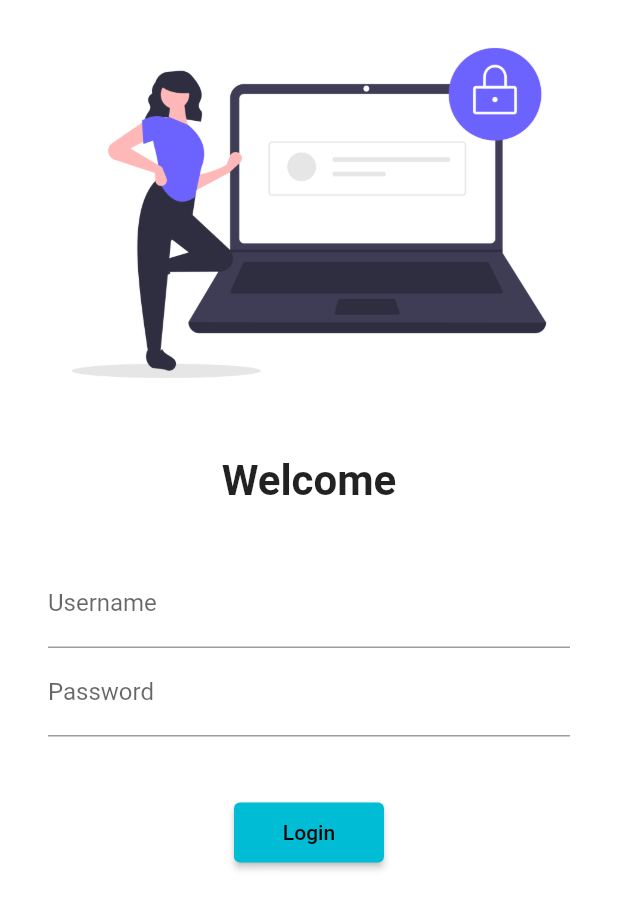
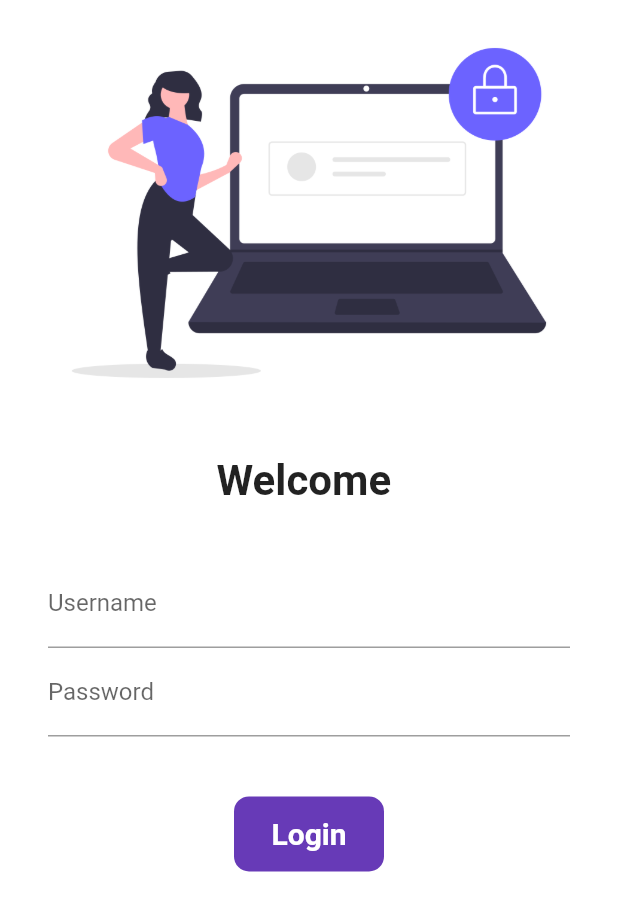
Before and after one commit to kashingupta/flutter, a Flutter app: the screen it shows after launch, on a phone screen of 412 x 824 dp. Shown: the top 911 px of the screen. Run offline on Flutter 3.47's test engine with Material 2 defaults, Android fonts, the phone set to English and light mode, and no system bars.

Commit message:
day6 completed

```diff
--- a/lib/pages/login_page.dart
+++ b/lib/pages/login_page.dart
@@ -2,7 +2,15 @@ import 'package:flutter/material.dart';
 import 'package:flutter/widgets.dart';
 import 'package:flutter_catalog/utils/routes.dart';
 
-class LoginPage extends StatelessWidget {
+class LoginPage extends StatefulWidget {
+  @override
+  State<LoginPage> createState() => _LoginPageState();
+}
+
+class _LoginPageState extends State<LoginPage> {
+  String name = "";
+  bool changeButton = false;
+
   @override
   Widget build(BuildContext context) {
     return Material(
@@ -17,7 +25,8 @@ class LoginPage extends StatelessWidget {
             SizedBox(
               height: 20.0,
             ),
-            Text("Welcome",
+            Text("Welcome $name",
+                // ignore: prefer_const_constructors
                 style: TextStyle(
                   fontSize: 28,
                   fontWeight: FontWeight.bold,
@@ -30,28 +39,67 @@ class LoginPage extends StatelessWidget {
                   const EdgeInsets.symmetric(vertical: 16.0, horizontal: 32.0),
               child: Column(children: [
                 TextFormField(
-                  decoration: InputDecoration(
+                  decoration: const InputDecoration(
                     hintText: "Enter Username",
                     labelText: "Username",
                   ),
+                  onChanged: (value) {
+                    name = value;
+                    setState(() {});
+                  },
                 ),
                 TextFormField(
                   obscureText: true,
-                  decoration: InputDecoration(
+                  decoration: const InputDecoration(
                     hintText: "Enter Password",
                     labelText: "Password",
                   ),
                 ),
-                SizedBox(
+                const SizedBox(
                   height: 40.0,
                 ),
-                ElevatedButton(
-                  onPressed: () {
+
+                InkWell(
+                  onTap: () async {
+                    setState(() {
+                      changeButton = true;
+                    });
+                    await Future.delayed(Duration(seconds: 1));
                     Navigator.pushNamed(context, MyRoutes.homeRoute);
                   },
-                  child: Text("Login"),
-                  style: TextButton.styleFrom(minimumSize: Size(100, 40)),
-                ),
+                  child: AnimatedContainer(
+                    duration: Duration(seconds: 1),
+                    width: changeButton ? 50 : 100,
+                    height: 50,
+                    alignment: Alignment.center,
+                    child: changeButton?
+                    const Icon(
+                      Icons.done,
+                      color: Colors.white,
+                    ) :
+                    const Text(
+                      "Login",
+                      style: TextStyle(
+                        color: Colors.white,
+                        fontWeight: FontWeight.bold,
+                        fontSize: 20,
+                      ),
+                    ),
+                    decoration: BoxDecoration(
+                      color: Colors.deepPurple,
+                      borderRadius: BorderRadius.circular(changeButton ? 50: 10),
+                      // shape: changeButton? BoxShape.circle:BoxShape.rectangle,
+                    ),
+                  ),
+                )
+
+                // ElevatedButton(
+                //   onPressed: () {
+                //     Navigator.pushNamed(context, MyRoutes.homeRoute);
+                //   },
+                //   child: const Text("Login"),
+                //   style: TextButton.styleFrom(minimumSize: const Size(100, 40)),
+                // ),
               ]),
             )
           ],
```
